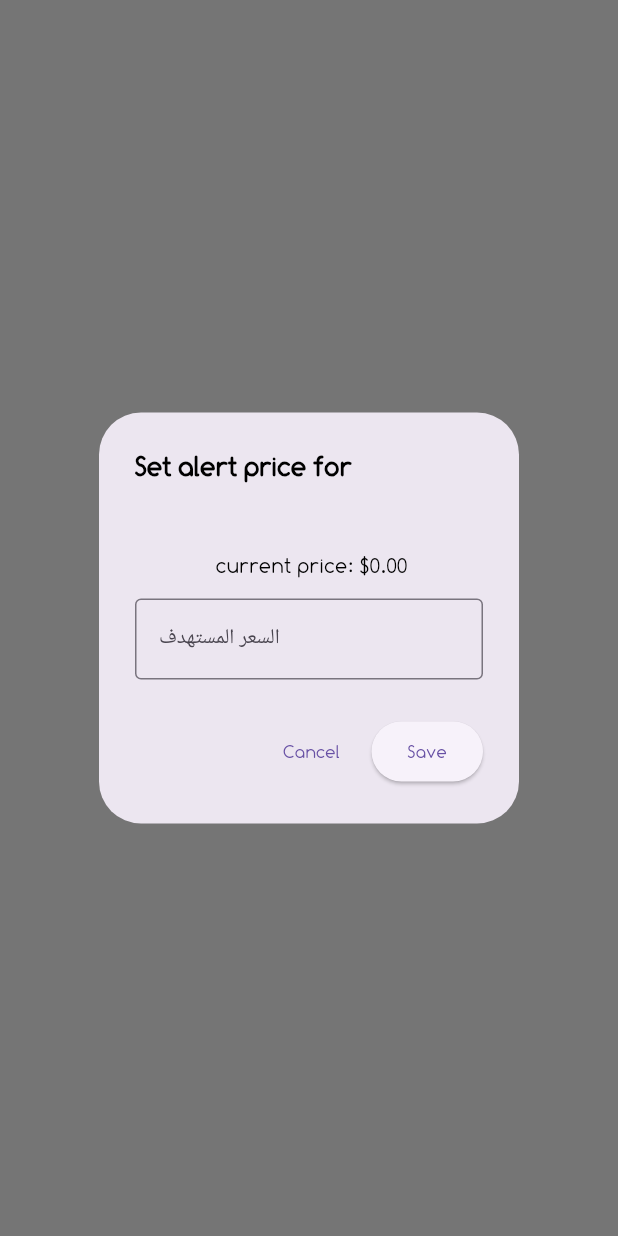
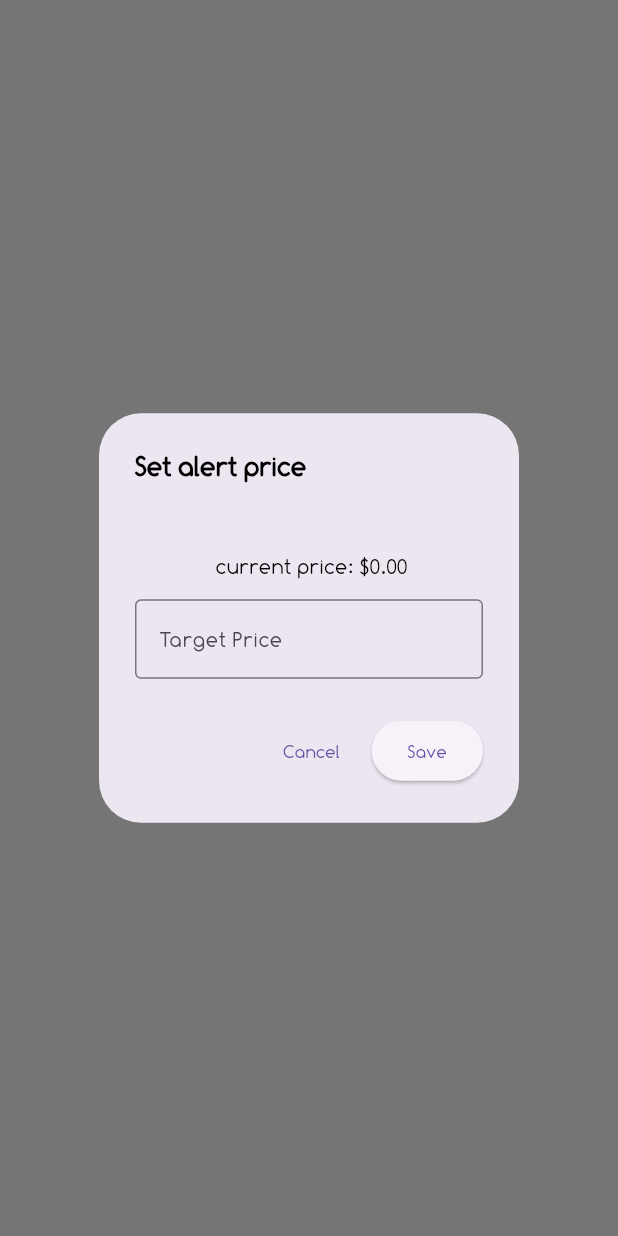
Before and after one commit to Abdualsslam/SmartProductTracker, a Flutter app: what showPriceAlertDialog() shows on an empty page, opened directly with empty values, on a phone screen of 412 x 824 dp. Run offline on Flutter 3.47's test engine with Material 3 defaults, Android fonts, the phone set to English and light mode, and no system bars; our stand-ins replace cached_network_image, cloud_firestore, dartz, dio, firebase_auth, firebase_core and 6 more; missing offline and left inert: data_connection_checker_tv, flutter_notie; accounts and stored records are empty.

Commit message:
prepare alert featuer and finish domain layer

```diff
--- /dev/null
+++ b/lib/featuers/alerts/domain/entities/alert_entity.dart
@@ -0,0 +1,6 @@
+class PriceAlert {
+  final String productId;
+  final double targetPrice;
+
+  PriceAlert({required this.productId, required this.targetPrice});
+}
--- a/lib/featuers/home/Presentation/widgets/alert_dialog.dart
+++ b/lib/featuers/alerts/presentation/widgets/price_alert_dialog.dart
@@ -13,7 +13,7 @@ Future<void> showPriceAlertDialog({
     context: context,
     builder: (context) {
       return AlertDialog(
-        title: Text('Set alert price for $productId'),
+        title: Text('Set alert price'),
         content: Column(
           mainAxisSize: MainAxisSize.min,
           children: [
@@ -24,7 +24,7 @@ Future<void> showPriceAlertDialog({
             TextField(
               controller: _priceController,
               keyboardType: TextInputType.numberWithOptions(decimal: true),
-              decoration: const InputDecoration(labelText: 'السعر المستهدف', hintText: 'مثلاً: 500.00', border: OutlineInputBorder()),
+              decoration: const InputDecoration(labelText: 'Target Price ', hintText: 'like: 500.00', border: OutlineInputBorder()),
             ),
           ],
         ),
--- a/lib/featuers/home/Presentation/widgets/product_card.dart
+++ b/lib/featuers/home/Presentation/widgets/product_card.dart
@@ -1,6 +1,6 @@
 import 'package:cached_network_image/cached_network_image.dart';
 import 'package:flutter/material.dart';
-import 'package:smart_product_tracker/featuers/home/Presentation/widgets/alert_dialog.dart';
+import 'package:smart_product_tracker/featuers/alerts/presentation/widgets/price_alert_dialog.dart';
 import 'package:smart_product_tracker/featuers/home/domain/entities/product_entity.dart';
 
 class ProductCard extends StatelessWidget {
```
Also changed, not shown: lib/featuers/alerts/domain/repositories/alert_repository.dart (added, +7 -0 lines), lib/featuers/alerts/domain/usecases/delete_alert_usecase.dart (added, +9 -0 lines), lib/featuers/alerts/domain/usecases/get_alerts_usecase.dart (added, +10 -0 lines), lib/featuers/alerts/domain/usecases/set_price_alert_usecase.dart (added, +10 -0 lines), lib/featuers/alerts/data/datasources/alert_local_data_source.dart (added), lib/featuers/alerts/data/datasources/alert_remote_data_source.dart (added).
